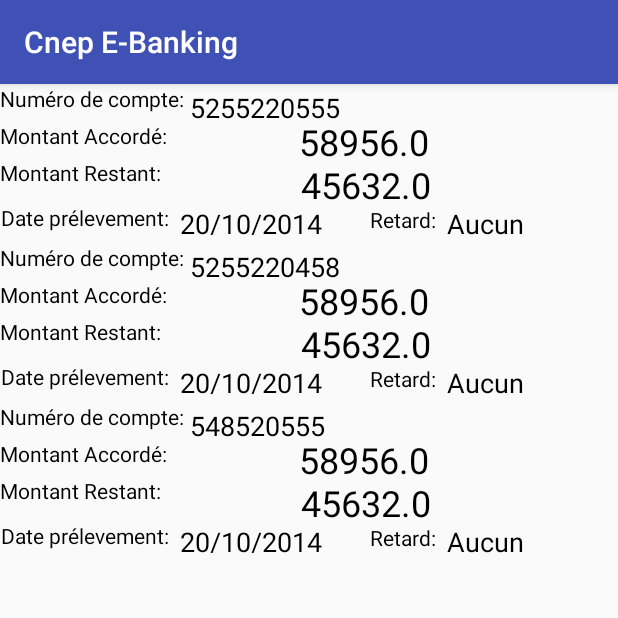
After one commit to aghilesDev/Android-M-Banking, an Android app: the ListCreditView screen opened directly, with no data from a screen before it, on a phone screen of 412 x 824 dp, the top half of it. The commit adds this screen. Run offline under Robolectric (Android 15) with nearby library versions, the phone set to English and light mode, and no system bars.

Commit message:
la liste de credits fait!!

```diff
--- a/app/src/main/AndroidManifest.xml
+++ b/app/src/main/AndroidManifest.xml
@@ -19,6 +19,7 @@
         <activity android:name=".PresentationLayer.View.Accueil"></activity>
         <activity android:name=".PresentationLayer.View.ListAgenceView"></activity>
         <activity android:name=".PresentationLayer.View.ListCompteView"></activity>
+        <activity android:name=".PresentationLayer.View.ListCreditView" />
     </application>
 
 </manifest>
--- /dev/null
+++ b/app/src/main/java/com/example/cnep/cnepe_banking/DomainLayer/Interactor/Interfaces/IListCreditInteractor.java
@@ -0,0 +1,10 @@
+package com.example.cnep.cnepe_banking.DomainLayer.Interactor.Interfaces;
+
+/**
+ * Created by Aghiles on 2017-04-06.
+ */
+
+public interface IListCreditInteractor {
+    public void LoadCredits(String idUser);
+    public void LoadMoreCredits(String idUser);
+}
--- /dev/null
+++ b/app/src/main/java/com/example/cnep/cnepe_banking/DomainLayer/Interactor/ListCreditInteractor.java
@@ -0,0 +1,35 @@
+package com.example.cnep.cnepe_banking.DomainLayer.Interactor;
+
+import com.example.cnep.cnepe_banking.DomainLayer.Interactor.Interfaces.IListCreditInteractor;
+import com.example.cnep.cnepe_banking.Models.CreditView;
+import com.example.cnep.cnepe_banking.PresentationLayer.Presenter.Interfaces.IListCreditPresenter;
+
+import java.util.ArrayList;
+
+/**
+ * Created by Aghiles on 2017-04-06.
+ */
+
+public class ListCreditInteractor implements IListCreditInteractor {
+
+    IListCreditPresenter presenter;
+
+    public ListCreditInteractor(IListCreditPresenter presenter) {
+        this.presenter = presenter;
+    }
+
+    @Override
+    public void LoadCredits(String idUser) {
+        ArrayList<CreditView> credits=new ArrayList<>();
+        credits.add(new CreditView("25","5255220555",58956,45632,"20/10/2014","Aucun"));
+        credits.add(new CreditView("266","5255220458",58956,45632,"20/10/2014","Aucun"));
+        credits.add(new CreditView("20","548520555",58956,45632,"20/10/2014","Aucun"));
+        presenter.sendCredits(credits);
+
+    }
+
+    @Override
+    public void LoadMoreCredits(String idUser) {
+
+    }
+}
--- /dev/null
+++ b/app/src/main/java/com/example/cnep/cnepe_banking/Models/CreditView.java
@@ -0,0 +1,48 @@
+package com.example.cnep.cnepe_banking.Models;
+
+/**
+ * Created by Aghiles on 2017-04-05.
+ */
+
+public class CreditView {
+    private String idCrédit;
+    private String compteId;
+    private double montantAcordé;
+    private double montantRestant;
+    private String datePrelevement;
+    private String retard;
+
+
+    public CreditView(String idCrédit, String compteId, double montantAcordé, double montantRestant, String datePrelevement, String retard) {
+        this.idCrédit = idCrédit;
+        this.compteId = compteId;
+        this.montantAcordé = montantAcordé;
+        this.montantRestant = montantRestant;
+        this.datePrelevement = datePrelevement;
+        this.retard = retard;
+    }
+
+    public String getIdCrédit() {
+        return idCrédit;
+    }
+
+    public String getCompteId() {
+        return compteId;
+    }
+
+    public double getMontantAcordé() {
+        return montantAcordé;
+    }
+
+    public double getMontantRestant() {
+        return montantRestant;
+    }
+
+    public String getDatePrelevement() {
+        return datePrelevement;
+    }
+
+    public String getRetard() {
+        return retard;
+    }
+}
--- /dev/null
+++ b/app/src/main/java/com/example/cnep/cnepe_banking/PresentationLayer/Presenter/Interfaces/IListCreditPresenter.java
@@ -0,0 +1,16 @@
+package com.example.cnep.cnepe_banking.PresentationLayer.Presenter.Interfaces;
+
+import com.example.cnep.cnepe_banking.Models.CreditView;
+
+import java.util.ArrayList;
+
+/**
+ * Created by Aghiles on 2017-04-06.
+ */
+
+public interface IListCreditPresenter {
+    public  void getCredits(String idUser);
+    public void getMoreCredits(String idUser);
+    public void sendCredits(ArrayList<CreditView> credits);
+    public void sendMoreCredits(ArrayList<CreditView> credits);
+}
--- /dev/null
+++ b/app/src/main/java/com/example/cnep/cnepe_banking/PresentationLayer/Presenter/ListCreditPresenter.java
@@ -0,0 +1,50 @@
+package com.example.cnep.cnepe_banking.PresentationLayer.Presenter;
+
+import android.content.Context;
+
+import com.example.cnep.cnepe_banking.DomainLayer.Interactor.Interfaces.IListCreditInteractor;
+import com.example.cnep.cnepe_banking.DomainLayer.Interactor.ListCreditInteractor;
+import com.example.cnep.cnepe_banking.Models.CreditView;
+import com.example.cnep.cnepe_banking.PresentationLayer.Presenter.Interfaces.IListCreditPresenter;
+import com.example.cnep.cnepe_banking.PresentationLayer.View.Adapters.CreditAdapter;
+import com.example.cnep.cnepe_banking.PresentationLayer.View.Interfaces.IListCreditView;
+
+import java.util.ArrayList;
+
+/**
+ * Created by Aghiles on 2017-04-06.
+ */
+
+public class ListCreditPresenter implements IListCreditPresenter {
+    IListCreditInteractor interactor;
+    Context context;
+    IListCreditView view;
+
+    public ListCreditPresenter(IListCreditView view,Context context) {
+        this.view = view;
+        this.context=context;
+        interactor=new ListCreditInteractor(this);
+    }
+
+    @Override
+    public void getCredits(String idUser) {
+        interactor.LoadCredits(idUser);
+    }
+
+    @Override
+    public void getMoreCredits(String idUser) {
+
+    }
+
+    @Override
+    public void sendCredits(ArrayList<CreditView> credits) {
+        CreditAdapter adapter=new CreditAdapter(context,credits);
+        view.setAdapter(adapter);
+
+    }
+
+    @Override
+    public void sendMoreCredits(ArrayList<CreditView> credits) {
+
+    }
+}
--- a/app/src/main/java/com/example/cnep/cnepe_banking/PresentationLayer/View/Accueil.java
+++ b/app/src/main/java/com/example/cnep/cnepe_banking/PresentationLayer/View/Accueil.java
@@ -15,13 +15,21 @@ public class Accueil extends AppCompatActivity {
     protected void onCreate(Bundle savedInstanceState) {
         super.onCreate(savedInstanceState);
         setContentView(R.layout.activity_acceuil);
-        Button b=(Button)findViewById(R.id.bComptes);
-        b.setOnClickListener(new View.OnClickListener() {
+        Button bCompte=(Button)findViewById(R.id.bComptes);
+        bCompte.setOnClickListener(new View.OnClickListener() {
             @Override
             public void onClick(View v) {
                 Intent it=new Intent(Accueil.this,ListAgenceView.class);
                 startActivity(it);
             }
         });
+        Button bCredits=(Button)findViewById(R.id.bCredits);
+        bCredits.setOnClickListener(new View.OnClickListener() {
+            @Override
+            public void onClick(View v) {
+                Intent it=new Intent(Accueil.this,ListCreditView.class);
+                startActivity(it);
+            }
+        });
     }
 }
--- /dev/null
+++ b/app/src/main/java/com/example/cnep/cnepe_banking/PresentationLayer/View/Adapters/CreditAdapter.java
@@ -0,0 +1,114 @@
+package com.example.cnep.cnepe_banking.PresentationLayer.View.Adapters;
+
+import android.content.Context;
+import android.support.v7.widget.RecyclerView;
+import android.view.LayoutInflater;
+import android.view.View;
+import android.view.ViewGroup;
+import android.widget.TextView;
+
+import com.example.cnep.cnepe_banking.Models.CompteView;
+import com.example.cnep.cnepe_banking.Models.CreditView;
+import com.example.cnep.cnepe_banking.R;
+
+import java.util.ArrayList;
+
+/**
+ * Created by Aghiles on 2017-04-06.
+ */
+
+public class CreditAdapter extends RecyclerView.Adapter<CreditAdapter.MyViewHolder> {
+    private ArrayList<CreditView> list;
+    private Context context;
+    public CreditAdapter(Context context,ArrayList<CreditView> credits)
+    {
+        super();
+        this.context=context;
+        this.list=credits;
+    }
+
+
+    public void setList(ArrayList<CreditView> list) {
+        this.list = list;
+    }
+
+    @Override
+    public CreditAdapter.MyViewHolder onCreateViewHolder(ViewGroup parent, int viewType) {
+
+        LayoutInflater inflater=LayoutInflater.from(parent.getContext());
+
+        View view=inflater.inflate(R.layout.credit_cellule,parent,false);
+
+        return new CreditAdapter.MyViewHolder(view,context);
+
+    }
+
+    @Override
+    public void onBindViewHolder(CreditAdapter.MyViewHolder holder, int position) {
+        CreditView compte=list.get(position);
+        holder.display(compte);
+
+    }
+
+    @Override
+    public int getItemCount() {
+        return list.size();
+    }
+
+
+
+
+
+
+    public class MyViewHolder extends RecyclerView.ViewHolder {
+
+
+        /*champs*/
+        private TextView numeroDecompte;
+        private TextView montantAccordée;
+        private TextView montantRestant;
+        private TextView datePrelevement;
+        private TextView retardEcheance;
+
+        private CreditView currentCredit;
+        private Context context;
+        public MyViewHolder(final View itemView, final Context context) {
+            super(itemView);
+            numeroDecompte=(TextView) itemView.findViewById(R.id.numeroDeCompte);
+            montantAccordée=(TextView) itemView.findViewById(R.id.MontantAccordé);
+            montantRestant=(TextView) itemView.findViewById(R.id.MontantResatant);
+            datePrelevement=(TextView) itemView.findViewById(R.id.datePrélevement);
+            retardEcheance=(TextView) itemView.findViewById(R.id.retardEchéance);
+
+            this.context=context;
+            itemView.setOnClickListener(new View.OnClickListener() {
+                @Override
+                public void onClick(View v) {
+
+                    /*
+                    Intent it=new Intent(context, ListCompteView.class);
+
+                    it.putExtra("codeAgence",currentAgence.getId());
+
+                    context.startActivity(it);
+                    */
+                }
+            });
+        }
+
+        public void display(CreditView credit) {
+            currentCredit=credit;
+            this.numeroDecompte.setText(currentCredit.getCompteId());
+            this.montantAccordée.setText(currentCredit.getMontantAcordé()+"");
+            this.montantRestant.setText(currentCredit.getMontantRestant()+"");
+            this.datePrelevement.setText(currentCredit.getDatePrelevement());
+            this.retardEcheance.setText(currentCredit.getRetard());
+          /*  this.compteId.setText(currentCompte.getCompteId());
+            this.rib.setText(currentCompte.getRib());
+            this.type.setText(currentCompte.getType());
+            this.solde.setText(currentCompte.getSolde()+"");*/
+        }
+    }
+
+
+}
--- /dev/null
+++ b/app/src/main/java/com/example/cnep/cnepe_banking/PresentationLayer/View/Interfaces/IListCreditView.java
@@ -0,0 +1,11 @@
+package com.example.cnep.cnepe_banking.PresentationLayer.View.Interfaces;
+
+import com.example.cnep.cnepe_banking.PresentationLayer.View.Adapters.CreditAdapter;
+
+/**
+ * Created by Aghiles on 2017-04-06.
+ */
+
+public interface IListCreditView {
+    public void setAdapter(CreditAdapter adapter);
+}
--- /dev/null
+++ b/app/src/main/java/com/example/cnep/cnepe_banking/PresentationLayer/View/ListCreditView.java
@@ -0,0 +1,41 @@
+package com.example.cnep.cnepe_banking.PresentationLayer.View;
+
+import android.os.Bundle;
+import android.support.v7.app.AppCompatActivity;
+import android.support.v7.widget.LinearLayoutManager;
+import android.support.v7.widget.RecyclerView;
+import android.widget.Toast;
+
+import com.example.cnep.cnepe_banking.PresentationLayer.Presenter.Interfaces.IListCreditPresenter;
+import com.example.cnep.cnepe_banking.PresentationLayer.Presenter.ListComptePresenter;
+import com.example.cnep.cnepe_banking.PresentationLayer.Presenter.ListCreditPresenter;
+import com.example.cnep.cnepe_banking.PresentationLayer.View.Adapters.CreditAdapter;
+import com.example.cnep.cnepe_banking.PresentationLayer.View.Interfaces.IListCreditView;
+import com.example.cnep.cnepe_banking.R;
+
+/**
+ * Created by Aghiles on 2017-04-06.
+ */
+
+public class ListCreditView extends AppCompatActivity implements IListCreditView {
+    private IListCreditPresenter presenter;
+    private RecyclerView rv;
+
+    protected void onCreate(Bundle savedInstanceState) {
+        super.onCreate(savedInstanceState);
+        setContentView(R.layout.credits);
+
+        rv=(RecyclerView)findViewById(R.id.listCredits);
+        rv.setLayoutManager(new LinearLayoutManager(this));
+        presenter=new ListCreditPresenter(this,ListCreditView.this);
+        presenter.getCredits("");
+
+
+
+        Toast.makeText(getApplicationContext(), "idU: "/*a faire*/, Toast.LENGTH_SHORT).show();
+    }
+    @Override
+    public void setAdapter(CreditAdapter adapter) {
+        rv.setAdapter(adapter);
+    }
+}
--- a/app/src/main/res/layout/activity_acceuil.xml
+++ b/app/src/main/res/layout/activity_acceuil.xml
@@ -22,18 +22,19 @@
         android:layout_height="100dp"
         android:text="Agences et dab aux alentours"
         android:layout_marginTop="50dp"
-        app:layout_constraintTop_toBottomOf="@+id/bVirements"
+        app:layout_constraintTop_toBottomOf="@+id/bCredits"
         android:layout_marginRight="16dp"
         app:layout_constraintRight_toRightOf="parent"
         android:layout_marginLeft="8dp"
-        app:layout_constraintLeft_toLeftOf="@+id/bVirements" />
+        app:layout_constraintLeft_toLeftOf="@+id/bCredits"
+        app:layout_constraintHorizontal_bias="1.0" />
 
     <Button
         android:id="@+id/bComptes"
         android:layout_width="150dp"
         android:layout_height="100dp"
         android:text="Mes comptes"
-        app:layout_constraintRight_toLeftOf="@+id/bVirements"
+        app:layout_constraintRight_toLeftOf="@+id/bCredits"
         android:layout_marginRight="8dp"
         app:layout_constraintTop_toTopOf="parent"
         android:layout_marginTop="16dp"
@@ -42,12 +43,12 @@
         app:layout_constraintHorizontal_bias="0.153" />
 
     <Button
-        android:id="@+id/bVirements"
+        android:id="@+id/bCredits"
         android:layout_width="150dp"
         android:layout_height="100dp"
-        android:text="Mes virements"
-        android:layout_marginRight="16dp"
+        android:layout_marginRight="27dp"
+        android:layout_marginTop="16dp"
+        android:text="Mes Crédits"
         app:layout_constraintRight_toRightOf="parent"
-        app:layout_constraintTop_toTopOf="parent"
-        android:layout_marginTop="16dp" />
+        app:layout_constraintTop_toTopOf="parent" />
 </android.support.constraint.ConstraintLayout>
--- /dev/null
+++ b/app/src/main/res/layout/credit_cellule.xml
@@ -0,0 +1,134 @@
+<?xml version="1.0" encoding="utf-8"?>
+<android.support.constraint.ConstraintLayout xmlns:android="http://schemas.android.com/apk/res/android"
+    xmlns:app="http://schemas.android.com/apk/res-auto"
+    xmlns:tools="http://schemas.android.com/tools"
+    android:layout_width="match_parent"
+    android:layout_height="106dp"
+    android:orientation="vertical">
+
+    <TextView
+        android:id="@+id/textView3"
+        android:layout_width="wrap_content"
+        android:layout_height="29dp"
+        android:layout_marginLeft="0dp"
+        android:layout_marginTop="0dp"
+        android:gravity="center"
+        android:text="Montant Accordé:"
+        android:textColor="@android:color/black"
+        app:layout_constraintLeft_toLeftOf="@+id/textView16"
+        app:layout_constraintTop_toBottomOf="@+id/textView16" />
+
+    <TextView
+        android:id="@+id/MontantAccordé"
+        android:layout_width="247dp"
+        android:layout_height="30dp"
+        android:layout_marginBottom="-1dp"
+        android:layout_marginLeft="8dp"
+        android:layout_marginRight="8dp"
+        android:layout_marginTop="8dp"
+        android:gravity="center_horizontal"
+        android:text="55616516"
+        android:textColor="@android:color/black"
+        android:textSize="24sp"
+        app:layout_constraintBottom_toBottomOf="@+id/textView3"
+        app:layout_constraintHorizontal_bias="0.0"
+        app:layout_constraintLeft_toRightOf="@+id/textView3"
+        app:layout_constraintRight_toRightOf="parent"
+        app:layout_constraintTop_toBottomOf="@+id/numeroDeCompte"
+        app:layout_constraintVertical_bias="0.888" />
+
+    <TextView
+        android:id="@+id/textView9"
+        android:layout_width="wrap_content"
+        android:layout_height="30dp"
+        android:layout_marginLeft="0dp"
+        android:layout_marginTop="0dp"
+        android:text="Montant Restant:"
+        android:textColor="@android:color/black"
+        app:layout_constraintLeft_toLeftOf="@+id/textView3"
+        app:layout_constraintTop_toBottomOf="@+id/textView3" />
+
+    <TextView
+        android:id="@+id/MontantResatant"
+        android:layout_width="247dp"
+        android:layout_height="30dp"
+        android:layout_marginLeft="13dp"
+        android:layout_marginTop="-1dp"
+        android:gravity="center_horizontal"
+        android:text="3456518"
+        android:textColor="@android:color/black"
+        android:textSize="24sp"
+        app:layout_constraintLeft_toRightOf="@+id/textView9"
+        app:layout_constraintTop_toBottomOf="@+id/MontantAccordé" />
+
+    <TextView
+        android:id="@+id/textView12"
+        android:layout_width="wrap_content"
+        android:layout_height="20dp"
+        android:layout_marginLeft="0dp"
+        android:layout_marginTop="0dp"
+        android:gravity="center"
+        android:text="Date prélevement:"
+        android:textColor="@android:color/black"
+        android:textSize="14sp"
+        app:layout_constraintLeft_toLeftOf="@+id/textView9"
+        app:layout_constraintTop_toBottomOf="@+id/textView9" />
+
+    <TextView
+        android:id="@+id/datePrélevement"
+        android:layout_width="wrap_content"
+        android:layout_height="20dp"
+        android:layout_marginLeft="8dp"
+        android:layout_marginTop="0dp"
+        android:text="20/10/2003"
+        android:textColor="@android:color/black"
+        android:textSize="18sp"
+        app:layout_constraintLeft_toRightOf="@+id/textView12"
+        app:layout_constraintTop_toBottomOf="@+id/MontantResatant" />
+
+    <TextView
+        android:id="@+id/textView14"
+        android:layout_width="wrap_content"
+        android:layout_height="20dp"
+        android:layout_marginLeft="31dp"
+        android:layout_marginTop="0dp"
+        android:gravity="center"
+        android:text="Retard:"
+        android:textColor="@android:color/black"
+        android:textSize="14sp"
+        app:layout_constraintLeft_toRightOf="@+id/datePrélevement"
+        app:layout_constraintTop_toTopOf="@+id/datePrélevement" />
+
+    <TextView
+        android:id="@+id/retardEchéance"
+        android:layout_width="wrap_content"
+        android:layout_height="20dp"
+        android:layout_marginLeft="8dp"
+        android:layout_marginTop="0dp"
+        android:text="Aucun"
+        android:textColor="@android:color/black"
+        android:textSize="18sp"
+        app:layout_constraintLeft_toRightOf="@+id/textView14"
+        app:layout_constraintTop_toTopOf="@+id/textView14" />
+
+    <TextView
+        android:id="@+id/textView16"
+        android:layout_width="wrap_content"
+        android:layout_height="20dp"
+        android:text="Numéro de compte:"
+        android:textColor="@android:color/black"
+        tools:layout_editor_absoluteX="8dp"
+        tools:layout_editor_absoluteY="3dp" />
+
+    <TextView
+        android:id="@+id/numeroDeCompte"
+        android:layout_width="236dp"
+        android:layout_height="20dp"
+        android:layout_marginLeft="4dp"
+        android:layout_marginTop="3dp"
+        android:text="559952959895"
+        android:textColor="@android:color/black"
+        android:textSize="18sp"
+        app:layout_constraintLeft_toRightOf="@+id/textView16"
+        app:layout_constraintTop_toTopOf="parent" />
+</android.support.constraint.ConstraintLayout>
--- /dev/null
+++ b/app/src/main/res/layout/credits.xml
@@ -0,0 +1,10 @@
+<?xml version="1.0" encoding="utf-8"?>
+<LinearLayout xmlns:android="http://schemas.android.com/apk/res/android"
+    android:orientation="vertical" android:layout_width="match_parent"
+    android:layout_height="match_parent">
+
+    <android.support.v7.widget.RecyclerView
+        android:id="@+id/listCredits"
+        android:layout_width="match_parent"
+        android:layout_height="match_parent" />
+</LinearLayout>
```
